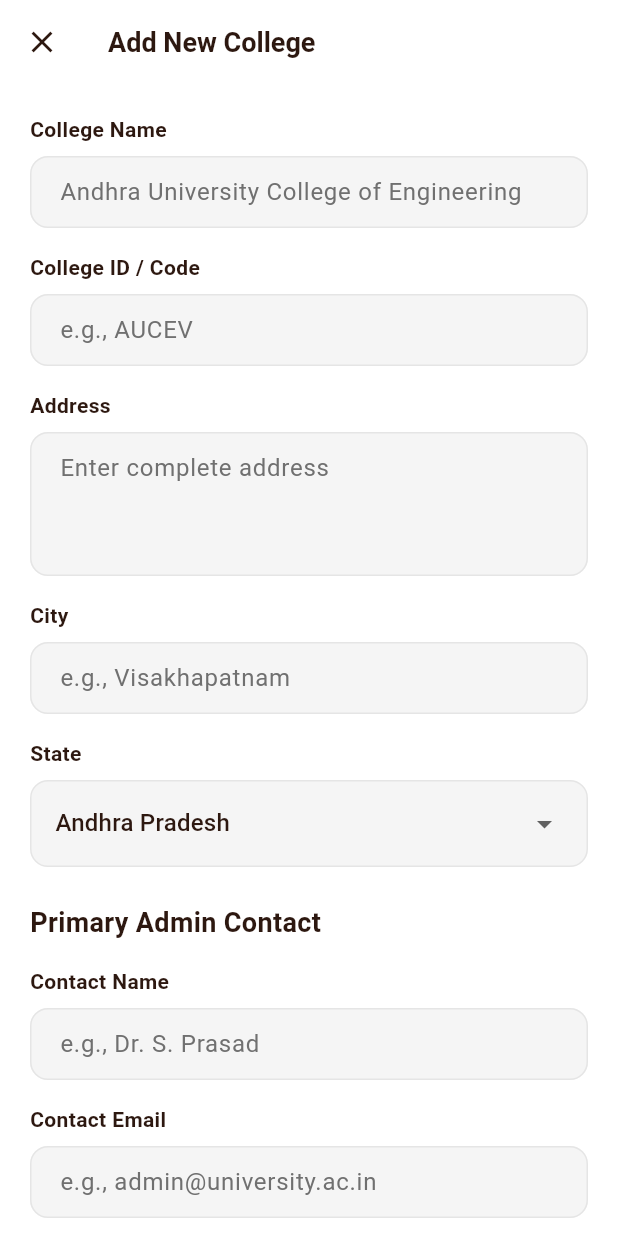
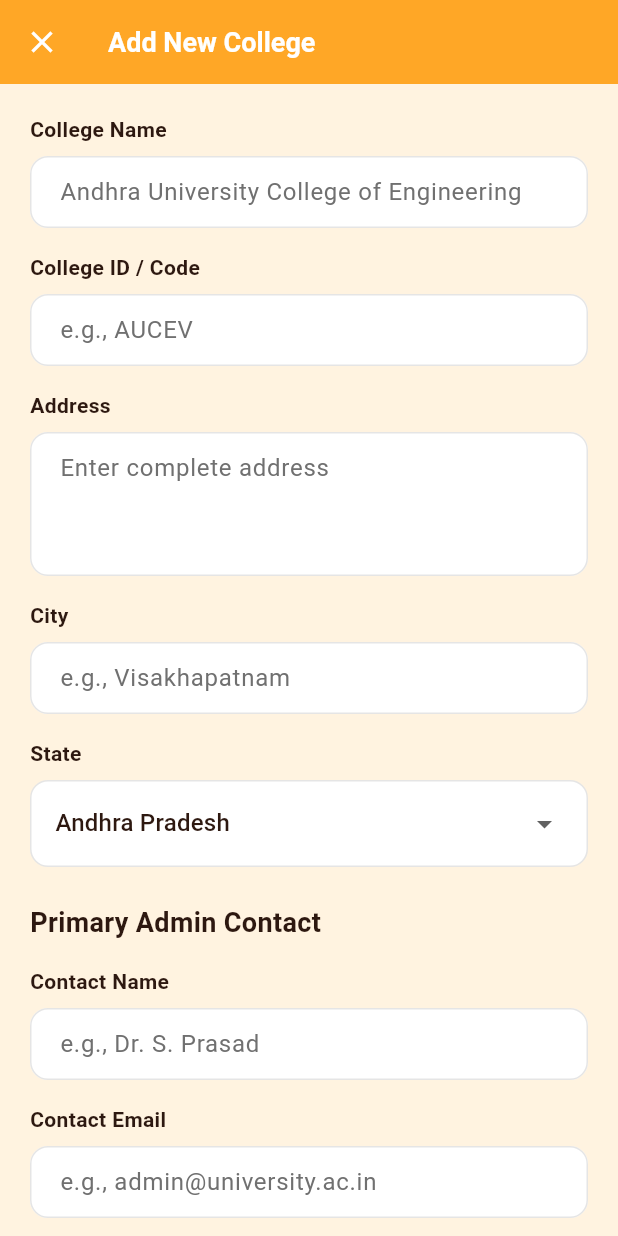
Before and after one commit to benayaram-sandspace/TEGA, a Flutter app: the AddCollegePage screen opened directly, on a phone screen of 412 x 824 dp. Run offline on Flutter 3.47's test engine with Material 3 defaults, Android fonts, the phone set to English and light mode, and no system bars; drawn by our look-alikes of flutter_animate; our stand-ins replace camera, csv, file_picker, fl_chart, flutter_native_splash, flutter_staggered_animations and 7 more; accounts and stored records are empty.

Commit message:
Add configuration cache report and update admin dashboard styles
- Introduced a new HTML report for Gradle configuration cache problems.
- Updated admin dashboard styles to use consistent color scheme.
- Replaced custom color references with standard colors for better readability.
- Enhanced UI elements across various admin management pages for improved user experience.

```diff
--- a/tega/lib/features/3_admin_panel/presentation/1_management/colleges/add_college_page.dart
+++ b/tega/lib/features/3_admin_panel/presentation/1_management/colleges/add_college_page.dart
@@ -1,4 +1,5 @@
 import 'package:flutter/material.dart';
+import 'package:flutter_animate/flutter_animate.dart';
 import 'package:tega/core/constants/app_colors.dart';
 import 'package:tega/features/4_college_panel/data/repositories/college_repository.dart';
 
@@ -27,42 +28,7 @@
   bool _isLoading = false;
 
   final List<String> _states = [
-    'Andhra Pradesh',
-    'Arunachal Pradesh',
-    'Assam',
-    'Bihar',
-    'Chhattisgarh',
-    'Goa',
-    'Gujarat',
-    'Haryana',
-    'Himachal Pradesh',
-    'Jharkhand',
-    'Karnataka',
-    'Kerala',
-    'Madhya Pradesh',
-    'Maharashtra',
-    'Manipur',
-    'Meghalaya',
-    'Mizoram',
-    'Nagaland',
-    'Odisha',
-    'Punjab',
-    'Rajasthan',
-    'Sikkim',
-    'Tamil Nadu',
-    'Telangana',
-    'Tripura',
-    'Uttar Pradesh',
-    'Uttarakhand',
-    'West Bengal',
-    'Delhi',
-    'Jammu and Kashmir',
-    'Ladakh',
-    'Chandigarh',
-    'Puducherry',
-    'Andaman and Nicobar Islands',
-    'Dadra and Nagar Haveli and Daman and Diu',
-    'Lakshadweep',
+    'Andhra Pradesh', 'Arunachal Pradesh', 'Assam', 'Bihar', 'Chhattisgarh', 'Goa', 'Gujarat', 'Haryana', 'Himachal Pradesh', 'Jharkhand', 'Karnataka', 'Kerala', 'Madhya Pradesh', 'Maharashtra', 'Manipur', 'Meghalaya', 'Mizoram', 'Nagaland', 'Odisha', 'Punjab', 'Rajasthan', 'Sikkim', 'Tamil Nadu', 'Telangana', 'Tripura', 'Uttar Pradesh', 'Uttarakhand', 'West Bengal', 'Delhi', 'Jammu and Kashmir', 'Ladakh', 'Chandigarh', 'Puducherry', 'Andaman and Nicobar Islands', 'Dadra and Nagar Haveli and Daman and Diu', 'Lakshadweep',
   ];
 
   @override
@@ -156,19 +122,19 @@
   @override
   Widget build(BuildContext context) {
     return Scaffold(
-      backgroundColor: AppColors.background,
+      backgroundColor: const Color(0xFFFFF3E0),
       appBar: AppBar(
         title: const Text(
           'Add New College',
           style: TextStyle(
             fontWeight: FontWeight.bold,
-            color: AppColors.textPrimary,
+            color: Colors.white,
           ),
         ),
-        backgroundColor: AppColors.background,
+        backgroundColor: const Color(0xFFFFA726),
         elevation: 0,
         leading: IconButton(
-          icon: const Icon(Icons.close, color: AppColors.textPrimary),
+          icon: const Icon(Icons.close, color: Colors.white),
           onPressed: () => Navigator.of(context).pop(),
         ),
       ),
@@ -179,7 +145,6 @@
           child: Column(
             crossAxisAlignment: CrossAxisAlignment.start,
             children: [
-              // College Name
               _buildFormField(
                 label: 'College Name',
                 controller: _collegeNameController,
@@ -190,10 +155,8 @@
                   }
                   return null;
                 },
-              ),
+              ).animate().fade(duration: 500.ms).slideY(begin: 0.5, delay: 200.ms),
               const SizedBox(height: 16),
-
-              // College ID
               _buildFormField(
                 label: 'College ID / Code',
                 controller: _collegeIdController,
@@ -204,10 +167,8 @@
                   }
                   return null;
                 },
-              ),
+              ).animate().fade(duration: 500.ms).slideY(begin: 0.5, delay: 300.ms),
               const SizedBox(height: 16),
-
-              // Address
               _buildFormField(
                 label: 'Address',
                 controller: _addressController,
@@ -219,10 +180,8 @@
                   }
                   return null;
                 },
-              ),
+              ).animate().fade(duration: 500.ms).slideY(begin: 0.5, delay: 400.ms),
               const SizedBox(height: 16),
-
-              // City
               _buildFormField(
                 label: 'City',
                 controller: _cityController,
@@ -233,10 +192,8 @@
                   }
                   return null;
                 },
-              ),
+              ).animate().fade(duration: 500.ms).slideY(begin: 0.5, delay: 500.ms),
               const SizedBox(height: 16),
-
-              // State Dropdown
               _buildDropdownField(
                 label: 'State',
                 value: _selectedState,
@@ -246,10 +203,8 @@
                     _selectedState = value!;
                   });
                 },
-              ),
+              ).animate().fade(duration: 500.ms).slideY(begin: 0.5, delay: 600.ms),
               const SizedBox(height: 24),
-
-              // Primary Admin Contact Section
               const Text(
                 'Primary Admin Contact',
                 style: TextStyle(
@@ -257,10 +212,8 @@
                   fontWeight: FontWeight.bold,
                   color: AppColors.textPrimary,
                 ),
-              ),
+              ).animate().fade(duration: 500.ms).slideY(begin: 0.5, delay: 700.ms),
               const SizedBox(height: 16),
-
-              // Contact Name
               _buildFormField(
                 label: 'Contact Name',
                 controller: _contactNameController,
@@ -271,10 +224,8 @@
                   }
                   return null;
                 },
-              ),
+              ).animate().fade(duration: 500.ms).slideY(begin: 0.5, delay: 800.ms),
               const SizedBox(height: 16),
-
-              // Contact Email
               _buildFormField(
                 label: 'Contact Email',
                 controller: _contactEmailController,
@@ -291,10 +242,8 @@
                   }
                   return null;
                 },
-              ),
+              ).animate().fade(duration: 500.ms).slideY(begin: 0.5, delay: 900.ms),
               const SizedBox(height: 16),
-
-              // Contact Phone
               _buildFormField(
                 label: 'Contact Phone',
                 controller: _contactPhoneController,
@@ -306,10 +255,8 @@
                   }
                   return null;
                 },
-              ),
+              ).animate().fade(duration: 500.ms).slideY(begin: 0.5, delay: 1000.ms),
               const SizedBox(height: 32),
-
-              // Action Buttons
               Row(
                 children: [
                   Expanded(
@@ -338,8 +285,8 @@
                     child: ElevatedButton(
                       onPressed: _isLoading ? null : _saveCollege,
                       style: ElevatedButton.styleFrom(
-                        backgroundColor: AppColors.primary,
-                        foregroundColor: AppColors.pureWhite,
+                        backgroundColor: const Color(0xFFFFA726),
+                        foregroundColor: Colors.white,
                         padding: const EdgeInsets.symmetric(vertical: 16),
                         shape: RoundedRectangleBorder(
                           borderRadius: BorderRadius.circular(12),
@@ -352,7 +299,7 @@
                               child: CircularProgressIndicator(
                                 strokeWidth: 2,
                                 valueColor: AlwaysStoppedAnimation<Color>(
-                                  AppColors.pureWhite,
+                                  Colors.white,
                                 ),
                               ),
                             )
@@ -363,7 +310,7 @@
                     ),
                   ),
                 ],
-              ),
+              ).animate().fade(duration: 500.ms).slideY(begin: 0.5, delay: 1100.ms),
             ],
           ),
         ),
@@ -400,7 +347,7 @@
             hintText: hintText,
             hintStyle: TextStyle(color: AppColors.textSecondary),
             filled: true,
-            fillColor: AppColors.surfaceVariant,
+            fillColor: Colors.white,
             border: OutlineInputBorder(
               borderRadius: BorderRadius.circular(12),
               borderSide: const BorderSide(color: AppColors.borderLight),
@@ -411,7 +358,7 @@
             ),
             focusedBorder: OutlineInputBorder(
               borderRadius: BorderRadius.circular(12),
-              borderSide: const BorderSide(color: AppColors.primary),
+              borderSide: const BorderSide(color: Color(0xFFFFA726)),
             ),
             errorBorder: OutlineInputBorder(
               borderRadius: BorderRadius.circular(12),
@@ -448,7 +395,7 @@
         Container(
           padding: const EdgeInsets.symmetric(horizontal: 16, vertical: 4),
           decoration: BoxDecoration(
-            color: AppColors.surfaceVariant,
+            color: Colors.white,
             borderRadius: BorderRadius.circular(12),
             border: Border.all(color: AppColors.borderLight),
           ),
```
Also changed, not shown: tega/lib/features/3_admin_panel/presentation/0_dashboard/admin_dashboard.dart (+16 -13 lines), tega/lib/features/3_admin_panel/presentation/0_dashboard/tabs/dashboard_home_tab.dart (+5 -5 lines), tega/lib/features/3_admin_panel/presentation/0_dashboard/widgets/admin_analytics_chart.dart (+25 -14 lines), tega/lib/features/3_admin_panel/presentation/1_management/colleges/add_college_admin_page.dart (+21 -20 lines), tega/lib/features/3_admin_panel/presentation/1_management/colleges/admins_management_page.dart (+9 -9 lines), tega/lib/features/4_college_panel/presentation/2_more_features/settings_support_page.dart (+10 -0 lines), 1 other file.
